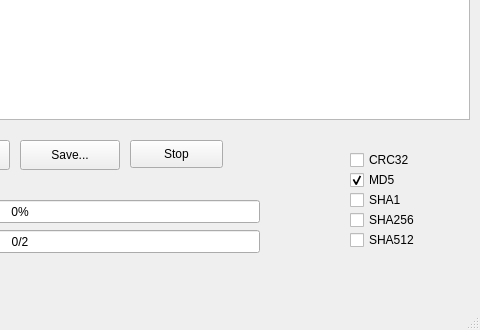
First picture: the form in xhash.ui, repository qux-bbb/XHash, before the edit; both pictures show x 320 to 800 and y 270 to 600 of the 800 by 600 pixel window.
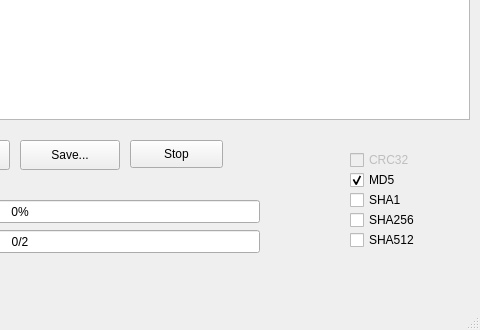
Second picture: the form after the edit.

Commit message: sha type hash and hashtype label

The edit to the form file:
```diff
--- a/xhash.ui
+++ b/xhash.ui
@@ -179,7 +179,7 @@
    </widget>
    <widget class="QCheckBox" name="checkBox_crc32">
     <property name="enabled">
-     <bool>true</bool>
+     <bool>false</bool>
     </property>
     <property name="geometry">
      <rect>
@@ -192,6 +192,9 @@
     <property name="text">
      <string>CRC32</string>
     </property>
+    <property name="checkable">
+     <bool>true</bool>
+    </property>
     <property name="checked">
      <bool>false</bool>
     </property>
```
Left out of the diff: 13 changed lines with no effect on the pictures. The commit also changes 4 other files.
